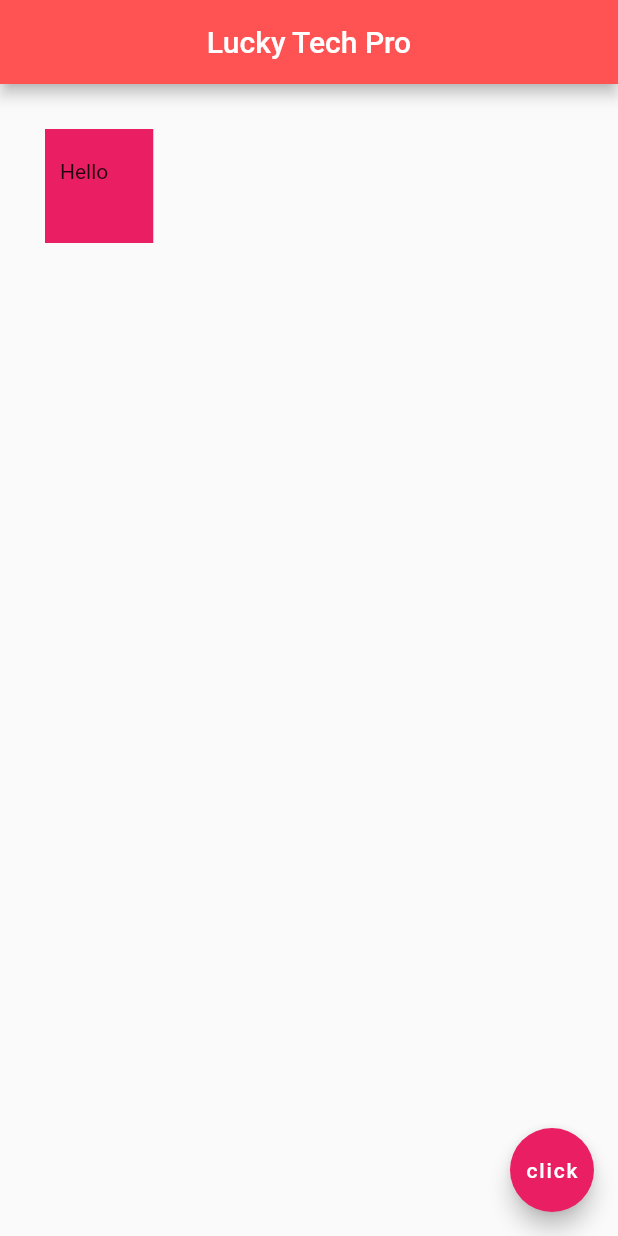
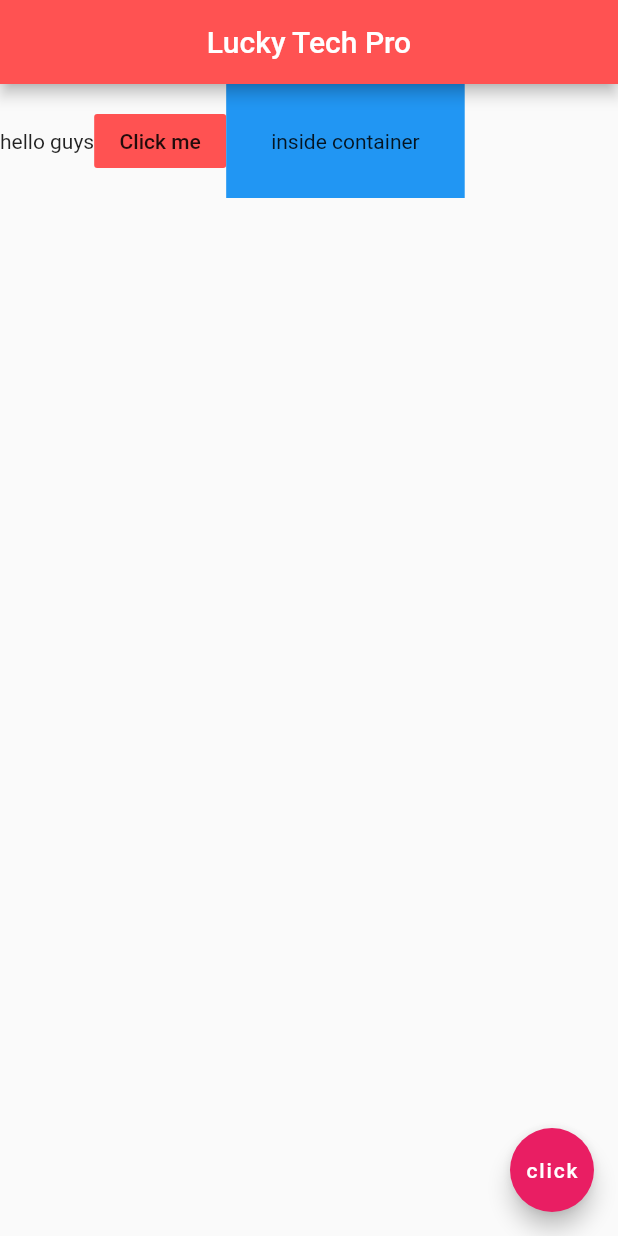
Before and after one commit to Luckytechpr0/flutterapp, a Flutter app: the screen it shows after launch, on a phone screen of 412 x 824 dp. Run offline on Flutter 3.47's test engine with Material 2 defaults, Android fonts, the phone set to English and light mode, and no system bars.

Commit message:
Rows/Columns Widgets

```diff
--- a/lib/main.dart
+++ b/lib/main.dart
@@ -15,11 +15,20 @@ class Home extends StatelessWidget {
         centerTitle: true,
         backgroundColor: Colors.redAccent,
       ),
-      body:Container(
-        padding: EdgeInsets.fromLTRB(10, 20, 30, 40),
-        margin: EdgeInsets.all(30),
-        color: Colors.pink,
-        child: Text('Hello'),
+      body:Row(
+        children: <Widget>[
+          Text('hello guys'),
+          FlatButton(
+          onPressed: (){},
+            color: Colors.redAccent,
+            child: Text('Click me'),
+          ),
+          Container(
+            color: Colors.blue,
+            padding: EdgeInsets.all(30),
+            child: Text('inside container'),
+          )
+        ],
       ),
       floatingActionButton: FloatingActionButton(
         onPressed:(){},
```
